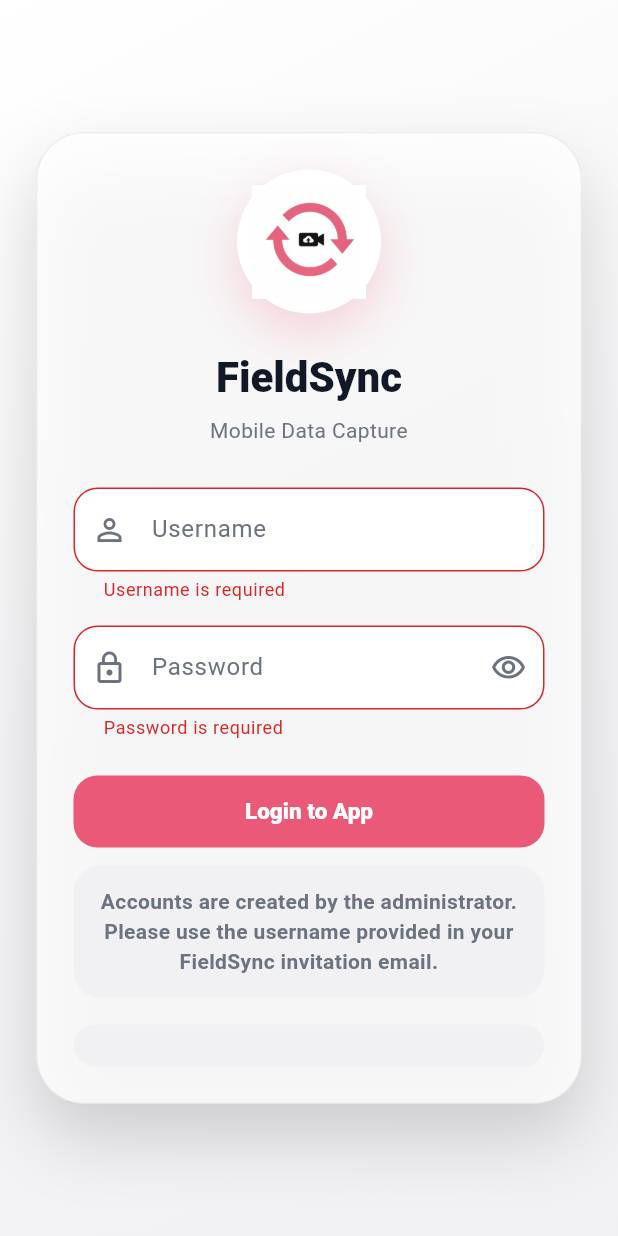
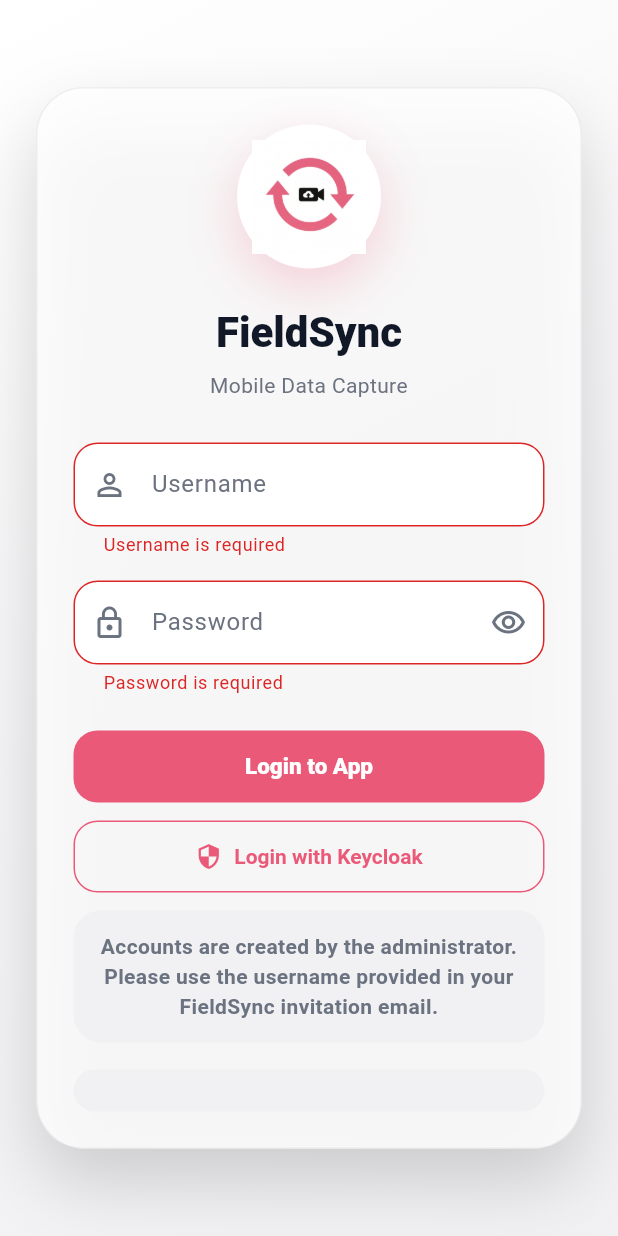
Before and after one commit to mrYumeth/mobile-data-capture-web-sync, a Flutter app: the screen it shows after launch, after a tap on "Login to App", on a phone screen of 412 x 824 dp. Run offline on Flutter 3.47's test engine with Material 3 defaults, Android fonts, the phone set to English and light mode, and no system bars; our stand-ins replace flutter_secure_storage, geolocator, image_picker, sqflite; missing offline and left inert: flutter_appauth; accounts and stored records are empty; network calls fail.

Commit message:
Adding Mobile app Login

```diff
--- a/mobile-app/lib/screens/login_screen.dart
+++ b/mobile-app/lib/screens/login_screen.dart
@@ -41,6 +41,30 @@
       username: _usernameController.text,
       password: _passwordController.text,
     );
+
+    if (!mounted) return;
+
+    setState(() {
+      _isLoading = false;
+    });
+
+    if (result.isSuccess) {
+      Navigator.of(
+        context,
+      ).pushReplacement(MaterialPageRoute(builder: (_) => const HomeScreen()));
+    } else {
+      ScaffoldMessenger.of(
+        context,
+      ).showSnackBar(SnackBar(content: Text(result.message)));
+    }
+  }
+
+  Future<void> _loginWithKeycloak() async {
+    setState(() {
+      _isLoading = true;
+    });
+
+    final result = await _authService.loginWithKeycloak();
 
     if (!mounted) return;
 
@@ -223,6 +247,12 @@
                               : const Text('Login to App'),
                         ),
                         const SizedBox(height: 12),
+                        OutlinedButton.icon(
+                          onPressed: _isLoading ? null : _loginWithKeycloak,
+                          icon: const Icon(Icons.security_outlined),
+                          label: const Text('Login with Keycloak'),
+                        ),
+                        const SizedBox(height: 12),
                         Container(
                           padding: const EdgeInsets.all(14),
                           decoration: BoxDecoration(
--- a/mobile-app/pubspec.yaml
+++ b/mobile-app/pubspec.yaml
@@ -44,6 +44,7 @@
   http: ^1.6.0
   shared_preferences: ^2.5.5
   flutter_secure_storage: ^10.3.1
+  flutter_appauth: ^12.0.2
 
 dev_dependencies:
   flutter_test:
```
Also changed, not shown: mobile-app/lib/services/auth_service.dart (+55 -0 lines), mobile-app/lib/services/keycloak_config.dart (added, +13 -0 lines), mobile-app/lib/services/keycloak_mobile_service.dart (added, +37 -0 lines), mobile-app/pubspec.lock, 2 other files.
